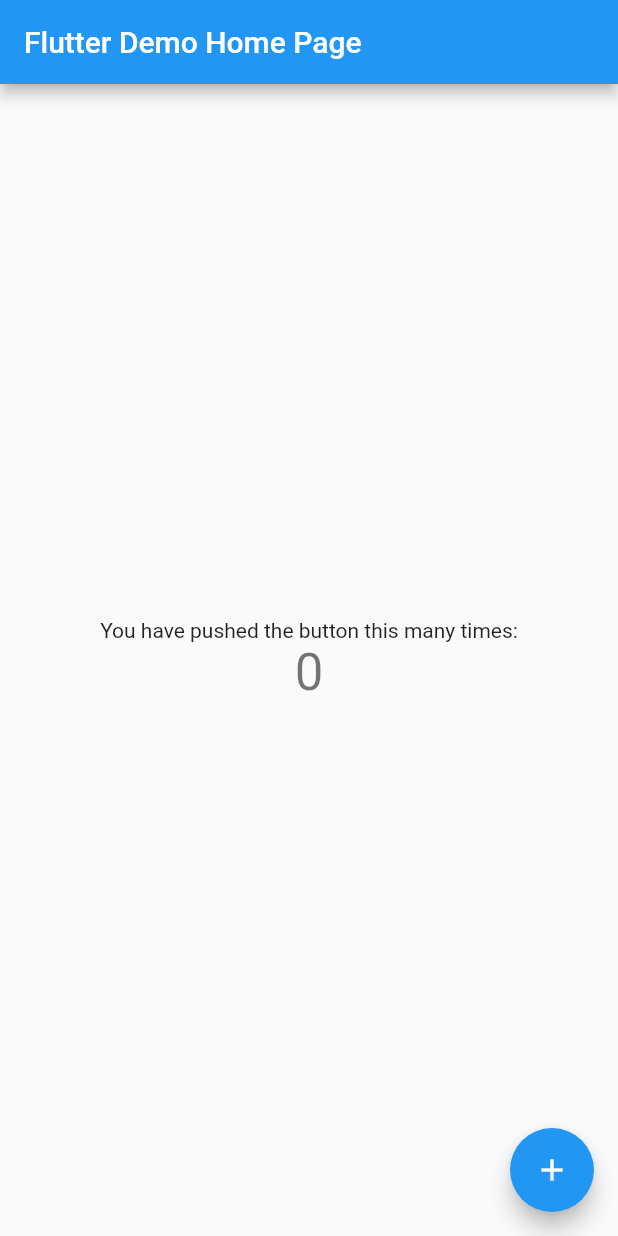
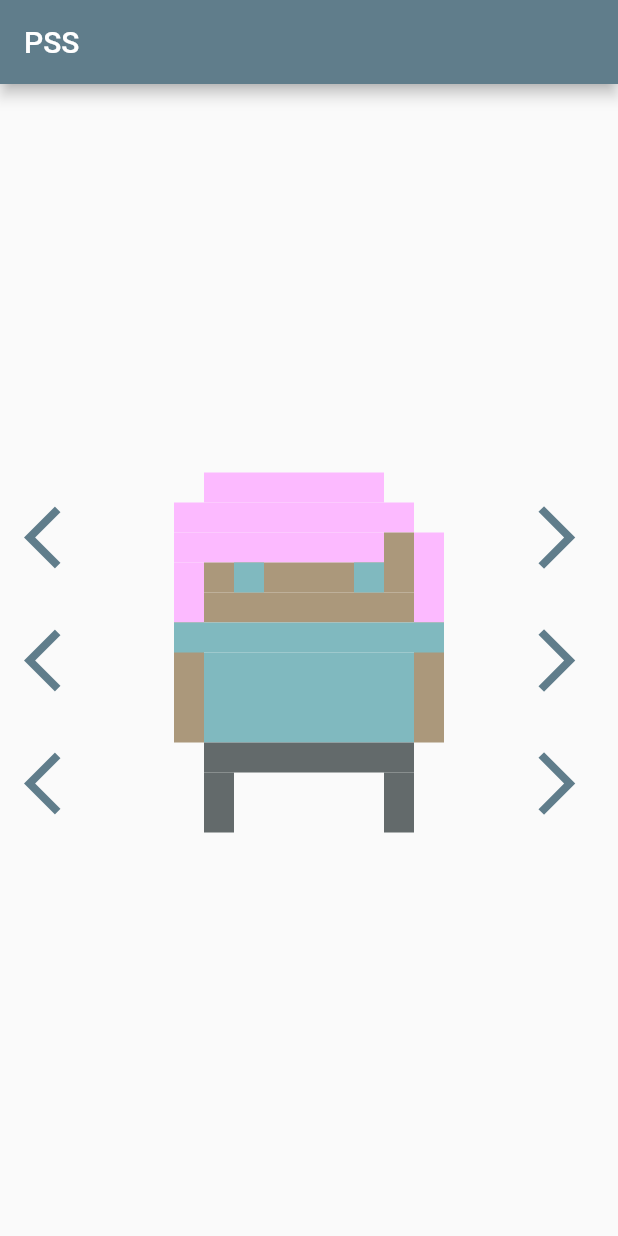
Before and after one commit to kinga-marszalkowska/hackathon_lp, a Flutter app: the screen it shows after launch, on a phone screen of 412 x 824 dp. Run offline on Flutter 3.47's test engine with Material 2 defaults, Android fonts, the phone set to English and light mode, and no system bars.

Commit message:
Added avatar, hair, tShirt and legs color can be changed

```diff
--- a/lib/main.dart
+++ b/lib/main.dart
@@ -1,117 +1,65 @@
+
 import 'package:flutter/material.dart';
+import 'package:projektzpss/models/avatar_model.dart';
+import 'package:projektzpss/screens/avatar_painter.dart';
+import 'package:projektzpss/utils/custom_icon_button.dart';
+import 'package:provider/provider.dart';
+import 'package:projektzpss/models/body_part_enum.dart';
 
 void main() {
-  runApp(MyApp());
+  runApp(MaterialApp(
+    home: ChangeNotifierProvider(
+        create: (context) => AvatarModel(), child: HomeScreen()),
+    debugShowCheckedModeBanner: false,
+  ));
 }
 
-class MyApp extends StatelessWidget {
-  // This widget is the root of your application.
+class HomeScreen extends StatelessWidget {
   @override
   Widget build(BuildContext context) {
-    return MaterialApp(
-      title: 'Flutter Demo',
-      theme: ThemeData(
-        // This is the theme of your application.
-        //
-        // Try running your application with "flutter run". You'll see the
-        // application has a blue toolbar. Then, without quitting the app, try
-        // changing the primarySwatch below to Colors.green and then invoke
-        // "hot reload" (press "r" in the console where you ran "flutter run",
-        // or simply save your changes to "hot reload" in a Flutter IDE).
-        // Notice that the counter didn't reset back to zero; the application
-        // is not restarted.
-        primarySwatch: Colors.blue,
-        // This makes the visual density adapt to the platform that you run
-        // the app on. For desktop platforms, the controls will be smaller and
-        // closer together (more dense) than on mobile platforms.
-        visualDensity: VisualDensity.adaptivePlatformDensity,
+    return Scaffold(
+      appBar: AppBar(
+        title: Text('PSS'),
+        backgroundColor: Colors.blueGrey,
       ),
-      home: MyHomePage(title: 'Flutter Demo Home Page'),
+      body: Row(
+        children: [
+          Column(
+            crossAxisAlignment: CrossAxisAlignment.center,
+            mainAxisAlignment: MainAxisAlignment.center,
+            children: [
+              CustomChangeColorIconButton(body: Body.hair),
+              CustomChangeColorIconButton(body: Body.tShirt),
+              CustomChangeColorIconButton(body: Body.legs),
+            ],
+          ),
+          Expanded(
+            child: Center(
+              child: Container(
+                padding: const EdgeInsets.all(10),
+                child: Container(
+                  width: 200,
+                  height: 270,
+                  child: Consumer<AvatarModel>(builder: (context, avatarModel, child){
+                    return CustomPaint(
+                      painter: AvatarPainter(context),
+                    );
+                  })
+                ),
+              ),
+            ),
+          ),
+          Column(
+            crossAxisAlignment: CrossAxisAlignment.center,
+            mainAxisAlignment: MainAxisAlignment.center,
+            children: [
+              CustomChangeStyleIconButton(body: Body.hair),
+              CustomChangeStyleIconButton(body: Body.tShirt),
+              CustomChangeStyleIconButton(body: Body.legs),
+            ],
+          ),
+        ],
+      ),
     );
   }
 }
-
-class MyHomePage extends StatefulWidget {
-  MyHomePage({Key key, this.title}) : super(key: key);
-
-  // This widget is the home page of your application. It is stateful, meaning
-  // that it has a State object (defined below) that contains fields that affect
-  // how it looks.
-
-  // This class is the configuration for the state. It holds the values (in this
-  // case the title) provided by the parent (in this case the App widget) and
-  // used by the build method of the State. Fields in a Widget subclass are
-  // always marked "final".
-
-  final String title;
-
-  @override
-  _MyHomePageState createState() => _MyHomePageState();
-}
-
-class _MyHomePageState extends State<MyHomePage> {
-  int _counter = 0;
-
-  void _incrementCounter() {
-    setState(() {
-      // This call to setState tells the Flutter framework that something has
-      // changed in this State, which causes it to rerun the build method below
-      // so that the display can reflect the updated values. If we changed
-      // _counter without calling setState(), then the build method would not be
-      // called again, and so nothing would appear to happen.
-      _counter++;
-    });
-  }
-
-  @override
-  Widget build(BuildContext context) {
-    // This method is rerun every time setState is called, for instance as done
-    // by the _incrementCounter method above.
-    //
-    // The Flutter framework has been optimized to make rerunning build methods
-    // fast, so that you can just rebuild anything that needs updating rather
-    // than having to individually change instances of widgets.
-    return Scaffold(
-      appBar: AppBar(
-        // Here we take the value from the MyHomePage object that was created by
-        // the App.build method, and use it to set our appbar title.
-        title: Text(widget.title),
-      ),
-      body: Center(
-        // Center is a layout widget. It takes a single child and positions it
-        // in the middle of the parent.
-        child: Column(
-          // Column is also a layout widget. It takes a list of children and
-          // arranges them vertically. By default, it sizes itself to fit its
-          // children horizontally, and tries to be as tall as its parent.
-          //
-          // Invoke "debug painting" (press "p" in the console, choose the
-          // "Toggle Debug Paint" action from the Flutter Inspector in Android
-          // Studio, or the "Toggle Debug Paint" command in Visual Studio Code)
-          // to see the wireframe for each widget.
-          //
-          // Column has various properties to control how it sizes itself and
-          // how it positions its children. Here we use mainAxisAlignment to
-          // center the children vertically; the main axis here is the vertical
-          // axis because Columns are vertical (the cross axis would be
-          // horizontal).
-          mainAxisAlignment: MainAxisAlignment.center,
-          children: <Widget>[
-            Text(
-              'You have pushed the button this many times:',
-            ),
-            Text(
-              '$_counter',
-              style: Theme.of(context).textTheme.headline4,
-            ),
-          ],
-        ),
-      ),
-      floatingActionButton: FloatingActionButton(
-        onPressed: _incrementCounter,
-        tooltip: 'Increment',
-        child: Icon(Icons.add),
-      ), // This trailing comma makes auto-formatting nicer for build methods.
-    );
-  }
-}
--- /dev/null
+++ b/lib/models/avatar_model.dart
@@ -0,0 +1,60 @@
+import 'package:flutter/cupertino.dart';
+import 'dart:math';
+
+import 'package:flutter/material.dart';
+import 'package:projektzpss/models/body_part_enum.dart';
+import 'package:projektzpss/models/hairstyles.dart';
+
+class AvatarModel extends ChangeNotifier{
+  Color _hairColor = Color(0xfffcbaff);
+  Color _skinColor = Color(0xffab987b);
+  Color _tShirtColor = Color(0xff80b9bf);
+  Color _legsColor = Color(0xff636a6b);
+
+  get hairColor => _hairColor;
+
+  get skinColor => _skinColor;
+
+  get tShirtColor => _tShirtColor;
+
+  get legsColor => _legsColor;
+
+
+  void getVeryRandomColor(Body body){
+    final Random _random = Random();
+
+    Color color = Color.fromARGB(
+      _random.nextInt(256),
+      _random.nextInt(256),
+      _random.nextInt(256),
+      _random.nextInt(256),
+    );
+    switch (body){
+      case Body.hair:{
+        _hairColor = color;
+        print('color');
+        notifyListeners();
+        break;
+      }
+      case Body.tShirt:{
+        _tShirtColor = color;
+        notifyListeners();
+        break;
+      }
+      case Body.skin:{
+        _skinColor = color;
+        notifyListeners();
+        break;
+      }
+      case Body.legs: {
+        _legsColor = color;
+        notifyListeners();
+        break;
+      }
+    }
+
+
+  }
+
+
+}
--- /dev/null
+++ b/lib/models/body_part_enum.dart
@@ -0,0 +1,6 @@
+enum Body{
+  hair,
+  tShirt,
+  legs,
+  skin,
+}
--- /dev/null
+++ b/lib/utils/custom_icon_button.dart
@@ -0,0 +1,46 @@
+import 'package:flutter/material.dart';
+import 'package:projektzpss/models/avatar_model.dart';
+import 'package:projektzpss/models/body_part_enum.dart';
+import 'package:provider/provider.dart';
+
+class CustomChangeColorIconButton extends StatelessWidget {
+
+  final Body body;
+  CustomChangeColorIconButton({this.body});
+
+  @override
+  Widget build(BuildContext context) {
+    return Padding(
+      padding: const EdgeInsets.all(8.0),
+      child: IconButton(
+        icon: Icon(Icons.arrow_back_ios),
+        iconSize: 50,
+        color: Colors.blueGrey,
+        onPressed: (){
+          Provider.of<AvatarModel>(context, listen: false).getVeryRandomColor(body);
+        },
+      ),
+    );
+  }
+}
+
+class CustomChangeStyleIconButton extends StatelessWidget {
+
+  final Body body;
+  CustomChangeStyleIconButton({this.body});
+
+  @override
+  Widget build(BuildContext context) {
+    return Padding(
+      padding: const EdgeInsets.all(8.0),
+      child: IconButton(
+        icon: Icon(Icons.arrow_forward_ios),
+        iconSize: 50,
+        color: Colors.blueGrey,
+        onPressed: (){
+          Provider.of<AvatarModel>(context, listen: false).getVeryRandomColor(body);
+        },
+      ),
+    );
+  }
+}
--- a/pubspec.yaml
+++ b/pubspec.yaml
@@ -28,6 +28,7 @@ dependencies:
   # The following adds the Cupertino Icons font to your application.
   # Use with the CupertinoIcons class for iOS style icons.
   cupertino_icons: ^0.1.3
+  provider: ^4.1.2
 
 dev_dependencies:
   flutter_test:
```
Also changed, not shown: lib/models/hairstyles.dart (added, +67 -0 lines), lib/screens/avatar_painter.dart (added, +104 -0 lines), lib/utils/constants.dart (added), pubspec.lock, 1 other file.
